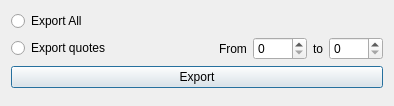
lucianodato/JI-quotes, file exportdialog.ui: the form before one commit.
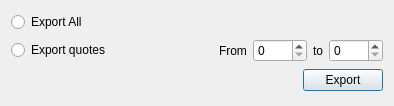
The form after the commit. Icons and pictures are not drawn.

```diff
--- a/exportdialog.ui
+++ b/exportdialog.ui
@@ -17,15 +17,15 @@
    <iconset resource="resources.qrc">
     <normaloff>:/icons/custom-icons/license.png</normaloff>:/icons/custom-icons/license.png</iconset>
   </property>
-  <layout class="QFormLayout" name="formLayout">
-   <item row="0" column="0">
+  <layout class="QVBoxLayout" name="verticalLayout">
+   <item>
     <widget class="QRadioButton" name="radioButton">
      <property name="text">
       <string>Export All</string>
      </property>
     </widget>
    </item>
-   <item row="1" column="0" colspan="2">
+   <item>
     <layout class="QHBoxLayout" name="horizontalLayout">
      <item>
       <widget class="QRadioButton" name="radioButton_2">
@@ -80,7 +80,22 @@
      </item>
     </layout>
    </item>
-   <item row="2" column="0" colspan="2">
+   <item>
+    <layout class="QHBoxLayout" name="horizontalLayout_3">
+     <item>
+      <spacer name="horizontalSpacer_2">
+       <property name="orientation">
+        <enum>Qt::Horizontal</enum>
+       </property>
+       <property name="sizeHint" stdset="0">
+        <size>
+         <width>40</width>
+         <height>20</height>
+        </size>
+       </property>
+      </spacer>
+     </item>
+     <item>
     <widget class="QPushButton" name="ExportQuotes">
      <property name="text">
       <string>Export</string>
@@ -90,6 +105,8 @@
        <normaloff>:/icons/custom-icons/file-download.png</normaloff>:/icons/custom-icons/file-download.png</iconset>
      </property>
     </widget>
+     </item>
+    </layout>
    </item>
   </layout>
  </widget>
```
Lines whose indentation alone changed are shown as unchanged.
